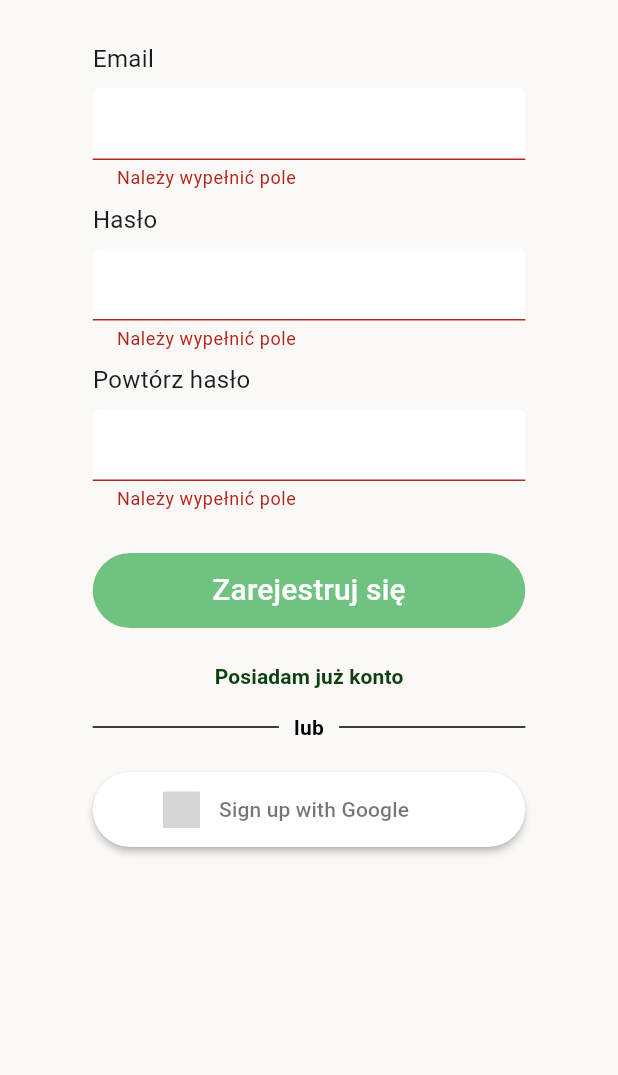
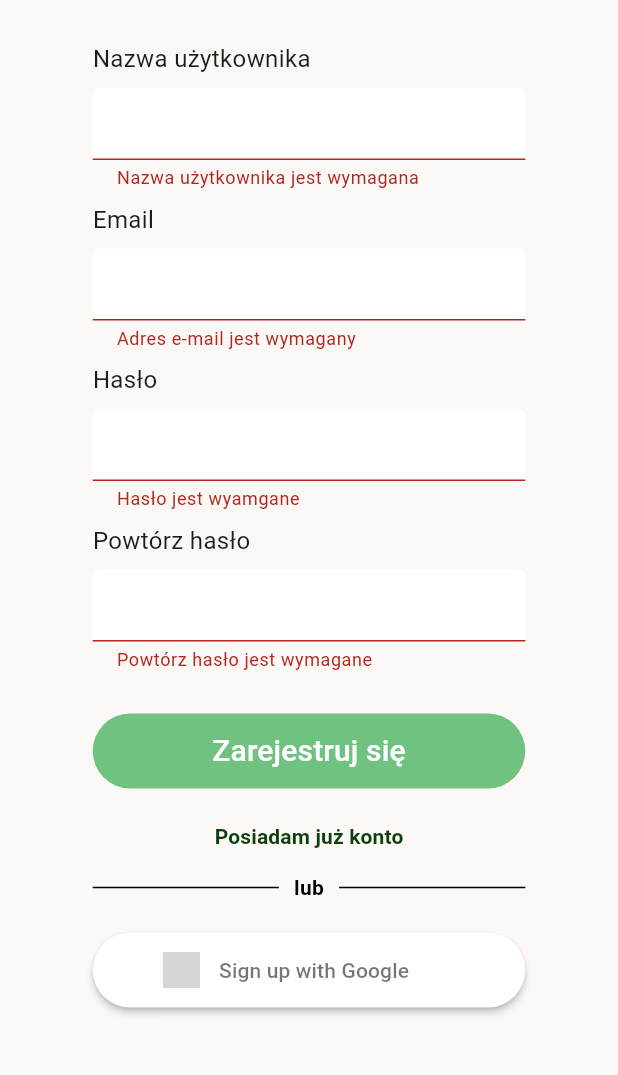
Before and after one commit to jgeb28/AleOkaz, a Flutter app: the RegisterScreen screen opened directly, after a tap on "Zarejestruj się", on a phone screen of 412 x 824 dp, the part 134-1209 px from its top. Run offline on Flutter 3.47's test engine with Material 3 defaults, Android fonts, the phone set to English and light mode, and no system bars; drawn by our look-alikes of sign_in_button; grey boxes are pictures that could not be loaded.

Commit message:
Add register input validation, add post request for creating a new user

```diff
--- a/frontend/lib/screens/register/register.dart
+++ b/frontend/lib/screens/register/register.dart
@@ -12,8 +12,8 @@ class RegisterScreen extends StatelessWidget {
   final TextEditingController emailController = TextEditingController();
 
   void onPressed(BuildContext context) {
-    Navigator.of(context)
-        .push(MaterialPageRoute(builder: (context) => LoginScreen()));
+    // Navigator.of(context)
+    //     .push(MaterialPageRoute(builder: (context) =>()));
   }
 
   @override
--- a/frontend/lib/screens/register/register_form.dart
+++ b/frontend/lib/screens/register/register_form.dart
@@ -1,7 +1,10 @@
+import 'package:ale_okaz/screens/login/login.dart';
+import 'package:ale_okaz/screens/register/create_user.dart';
 import 'package:ale_okaz/widgets/AuthButton.dart';
 import 'package:ale_okaz/widgets/label_input.dart';
 import 'package:ale_okaz/widgets/title_section.dart';
 import 'package:flutter/material.dart';
+import 'validator.dart';
 
 class RegisterForm extends StatefulWidget {
   const RegisterForm({super.key});
@@ -12,20 +15,47 @@ class RegisterForm extends StatefulWidget {
 
 class _RegisterFormState extends State<RegisterForm> {
   final _formKey = GlobalKey<FormState>();
+  final _usernameController = TextEditingController();
   final _emailController = TextEditingController();
   final _passwordController = TextEditingController();
   final _repeatedPasswordController = TextEditingController();
+  final validator = Validator();
 
   @override
   void dispose() {
+    _usernameController.dispose();
     _emailController.dispose();
     _passwordController.dispose();
     _repeatedPasswordController.dispose();
     super.dispose();
   }
 
-  void submit() {
-    if (_formKey.currentState!.validate()) {}
+  void clearInputs() {
+    _usernameController.text = "";
+    _emailController.text = "";
+    _passwordController.text = "";
+    _repeatedPasswordController.text = "";
+  }
+
+  void submit() async {
+    if (_formKey.currentState!.validate()) {
+      try {
+        final user = await createUser(_usernameController.text,
+            _emailController.text, _passwordController.text);
+
+        ScaffoldMessenger.of(context).showSnackBar(const SnackBar(
+            backgroundColor: Colors.green,
+            content: Center(child: Text('Pomyślnie utworzono konto!'))));
+
+        Navigator.of(context)
+            .push(MaterialPageRoute(builder: (context) => LoginScreen()));
+      } catch (e) {
+        clearInputs();
+        ScaffoldMessenger.of(context).showSnackBar(const SnackBar(
+            backgroundColor: Colors.red,
+            content: Center(child: Text('Bład podczas tworzenia konta!'))));
+      }
+    }
   }
 
   @override
@@ -36,16 +66,34 @@ class _RegisterFormState extends State<RegisterForm> {
           children: [
             const TitleSection(name: "AleOkaz"),
             LabelInput(
-              labelName: "Email",
-              controller: _emailController,
-            ),
+                labelName: "Nazwa użytkownika",
+                controller: _usernameController,
+                validator: (String? value) {
+                  return validator.validateUsername(value);
+                }),
+            LabelInput(
+                labelName: "Email",
+                controller: _emailController,
+                validator: (String? value) {
+                  return validator.validateEmail(value);
+                }),
             LabelInput(
               labelName: "Hasło",
               controller: _passwordController,
+              validator: (String? value) {
+                return validator.validatePassword(value);
+              },
+              isObscured: true,
             ),
             LabelInput(
-                labelName: "Powtórz hasło",
-                controller: _repeatedPasswordController),
+              labelName: "Powtórz hasło",
+              controller: _repeatedPasswordController,
+              validator: (String? value) {
+                return validator.validateRepeatedPassword(
+                    _passwordController.text, value);
+              },
+              isObscured: true,
+            ),
             AuthButton(label: "Zarejestruj się", onPressed: submit)
           ],
         ));
--- /dev/null
+++ b/frontend/lib/screens/register/validator.dart
@@ -0,0 +1,52 @@
+class Validator {
+  Validator();
+
+  String? validateUsername(String? username) {
+    if (username == null || username.isEmpty) {
+      return "Nazwa użytkownika jest wymagana";
+    }
+
+    return null;
+  }
+
+  String? validateEmail(String? email) {
+    if (email == null || email.isEmpty) {
+      return "Adres e-mail jest wymagany";
+    }
+
+    RegExp emailRegex =
+        RegExp(r'^[a-zA-Z0-9._%+-]+@[a-zA-Z0-9.-]+\.[a-zA-Z]{2,}$');
+
+    if (!emailRegex.hasMatch(email)) {
+      return "Niepoprawny adres e-mail";
+    }
+    return null;
+  }
+
+  String? validatePassword(String? password) {
+    if (password == null || password.isEmpty) {
+      return "Hasło jest wyamgane";
+    }
+
+    RegExp passwordRegex =
+        RegExp(r'^(?=.*[A-Za-z])(?=.*\d)[A-Za-z\d@$!%*?&]{8,}$');
+
+    if (!passwordRegex.hasMatch(password)) {
+      return "Niepoprawny format hasła";
+    }
+
+    return null;
+  }
+
+  String? validateRepeatedPassword(String password, String? repeatedPassword) {
+    if (repeatedPassword == null || repeatedPassword.isEmpty) {
+      return "Powtórz hasło jest wymagane";
+    }
+
+    if (repeatedPassword != password) {
+      return "Hasła nie są takie same";
+    }
+
+    return null;
+  }
+}
--- a/frontend/lib/widgets/label_input.dart
+++ b/frontend/lib/widgets/label_input.dart
@@ -1,18 +1,20 @@
 import 'package:flutter/material.dart';
 
 class LabelInput extends StatelessWidget {
+  final String labelName;
+  final bool isObscured;
+  final TextEditingController controller;
+  final String? hintText;
+  final String? Function(String?) validator;
+
   const LabelInput({
     required this.labelName,
     required this.controller,
+    required this.validator,
     this.isObscured = false,
     this.hintText,
     super.key,
   });
-
-  final String labelName;
-  final bool isObscured;
-  final TextEditingController controller;
-  final String? hintText;
 
   @override
   Widget build(BuildContext context) {
@@ -49,12 +51,7 @@ class LabelInput extends StatelessWidget {
                           style: BorderStyle.solid),
                     ),
                   ),
-                  validator: (String? value) {
-                    if (value == null || value.isEmpty) {
-                      return 'Należy wypełnić pole';
-                    }
-                    return null;
-                  },
+                  validator: validator,
                 ),
               ],
             ),
--- a/frontend/pubspec.yaml
+++ b/frontend/pubspec.yaml
@@ -35,6 +35,7 @@ dependencies:
   # The following adds the Cupertino Icons font to your application.
   # Use with the CupertinoIcons class for iOS style icons.
   cupertino_icons: ^1.0.8
+  http: ^1.2.2
 
 dev_dependencies:
   flutter_test:
```
Also changed, not shown: frontend/lib/screens/login/login.dart (+6 -2 lines), frontend/lib/screens/register/create_user.dart (added, +33 -0 lines), frontend/lib/screens/register/user.dart (added, +15 -0 lines), frontend/pubspec.lock, 1 other file.
